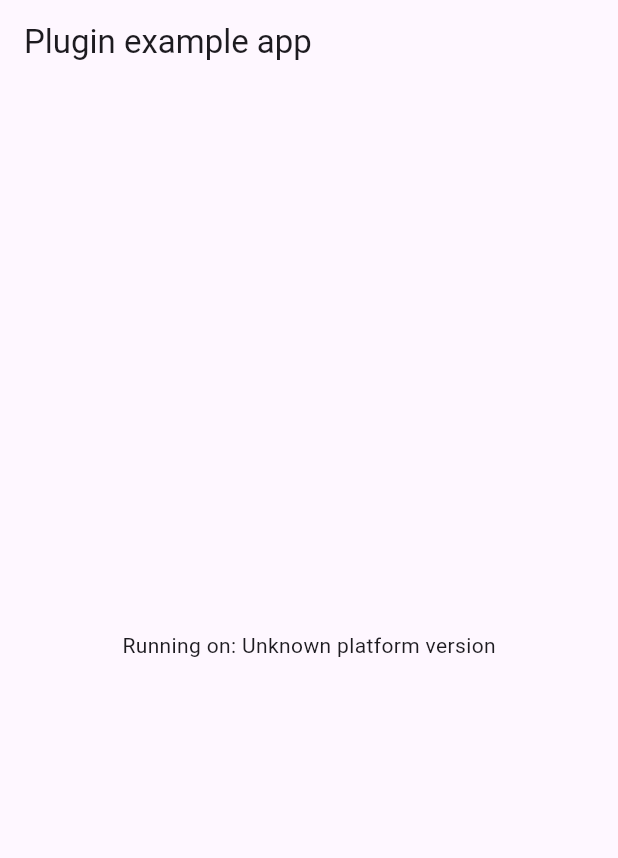
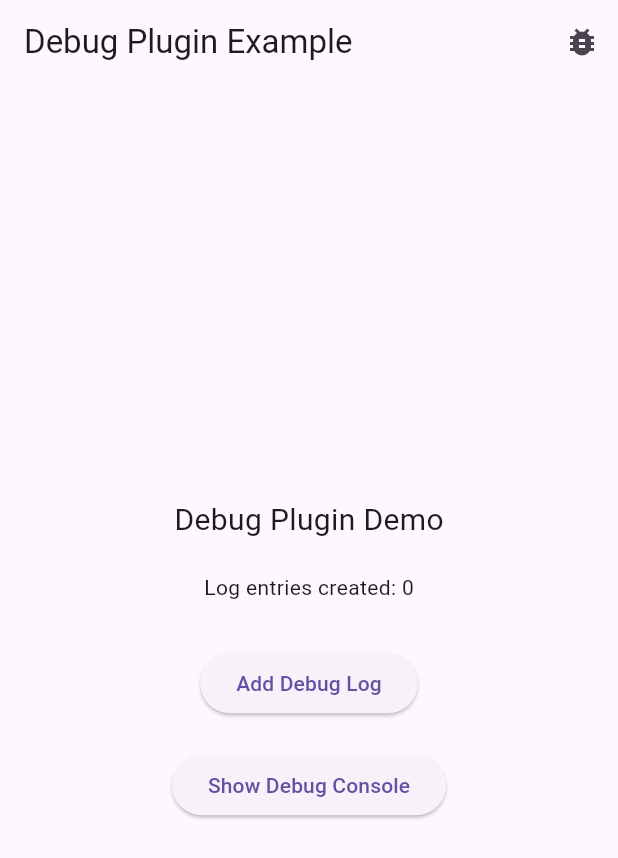
Before and after one commit to afandiyusuf/debug_plugin, a Flutter app: the screen it shows after launch, on a phone screen of 412 x 824 dp. Shown: the top 858 px of the screen. Run offline on Flutter 3.47's test engine with Material 3 defaults, Android fonts, the phone set to English and light mode, and no system bars; our stand-ins replace plugin_platform_interface, shared_preferences.

Commit message:
initial release for v.0.0.1

```diff
--- a/example/lib/main.dart
+++ b/example/lib/main.dart
@@ -1,10 +1,9 @@
 import 'package:flutter/material.dart';
-import 'dart:async';
-
-import 'package:flutter/services.dart';
 import 'package:debug_plugin/debug_plugin.dart';
 
-void main() {
+void main() async {
+  WidgetsFlutterBinding.ensureInitialized();
+  await DebugPlugin().initialize(); // Initialize the plugin first
   runApp(const MyApp());
 }
 
@@ -16,35 +15,25 @@ class MyApp extends StatefulWidget {
 }
 
 class _MyAppState extends State<MyApp> {
-  String _platformVersion = 'Unknown';
   final _debugPlugin = DebugPlugin();
+  int _logCount = 0;
 
   @override
   void initState() {
     super.initState();
-    initPlatformState();
+    // Add a test log on startup
+    _debugPlugin.logDebug('AppStartup', 'Application initialized successfully');
   }
 
-  // Platform messages are asynchronous, so we initialize in an async method.
-  Future<void> initPlatformState() async {
-    String platformVersion;
-    // Platform messages may fail, so we use a try/catch PlatformException.
-    // We also handle the message potentially returning null.
-    try {
-      platformVersion =
-          await _debugPlugin.getPlatformVersion() ?? 'Unknown platform version';
-    } on PlatformException {
-      platformVersion = 'Failed to get platform version.';
-    }
+  void _addDebugLog() async {
+    setState(() {
+      _logCount++;
+    });
+    await _debugPlugin.logDebug('ButtonPress', 'Button pressed $_logCount time(s)');
+  }
 
-    // If the widget was removed from the tree while the asynchronous platform
-    // message was in flight, we want to discard the reply rather than calling
-    // setState to update our non-existent appearance.
-    if (!mounted) return;
-
-    setState(() {
-      _platformVersion = platformVersion;
-    });
+  void _showDebugConsole() async {
+    await _debugPlugin.showDebugScreen(context);
   }
 
   @override
@@ -52,10 +41,34 @@ class _MyAppState extends State<MyApp> {
     return MaterialApp(
       home: Scaffold(
         appBar: AppBar(
-          title: const Text('Plugin example app'),
+          title: const Text('Debug Plugin Example'),
+          actions: [
+            IconButton(
+              icon: const Icon(Icons.bug_report),
+              onPressed: _showDebugConsole,
+              tooltip: 'Show Debug Console',
+            ),
+          ],
         ),
         body: Center(
-          child: Text('Running on: $_platformVersion\n'),
+          child: Column(
+            mainAxisAlignment: MainAxisAlignment.center,
+            children: [
+              const Text('Debug Plugin Demo', style: TextStyle(fontSize: 20)),
+              const SizedBox(height: 20),
+              Text('Log entries created: $_logCount'),
+              const SizedBox(height: 30),
+              ElevatedButton(
+                onPressed: _addDebugLog,
+                child: const Text('Add Debug Log'),
+              ),
+              const SizedBox(height: 20),
+              ElevatedButton(
+                onPressed: _showDebugConsole,
+                child: const Text('Show Debug Console'),
+              ),
+            ],
+          ),
         ),
       ),
     );
--- a/lib/debug_plugin_method_channel.dart
+++ b/lib/debug_plugin_method_channel.dart
@@ -1,18 +1,4 @@
-import 'package:flutter/foundation.dart';
-import 'package:flutter/services.dart';
+// We no longer need this file as we've moved the implementation to the platform interface
+// This file is kept for backward compatibility and future platform-specific implementations
 
-import 'debug_plugin_platform_interface.dart';
-
-/// An implementation of [DebugPluginPlatform] that uses method channels.
-class MethodChannelDebugPlugin extends DebugPluginPlatform {
-  /// The method channel used to interact with the native platform.
-  @visibleForTesting
-  final methodChannel = const MethodChannel('debug_plugin');
-
-  @override
-  Future<String?> getPlatformVersion() async {
-    final version =
-        await methodChannel.invokeMethod<String>('getPlatformVersion');
-    return version;
-  }
-}
+// The actual implementation is now in debug_plugin_platform_interface.dart
```
Also changed, not shown: lib/debug_plugin.dart (+4 -8 lines), lib/debug_plugin_platform_interface.dart (+58 -33 lines), lib/model/log_object.dart (+19 -8 lines), pubspec.yaml (+13 -15 lines), example/pubspec.lock, lib/model/log_object.g.dart (deleted), 4 other files.
